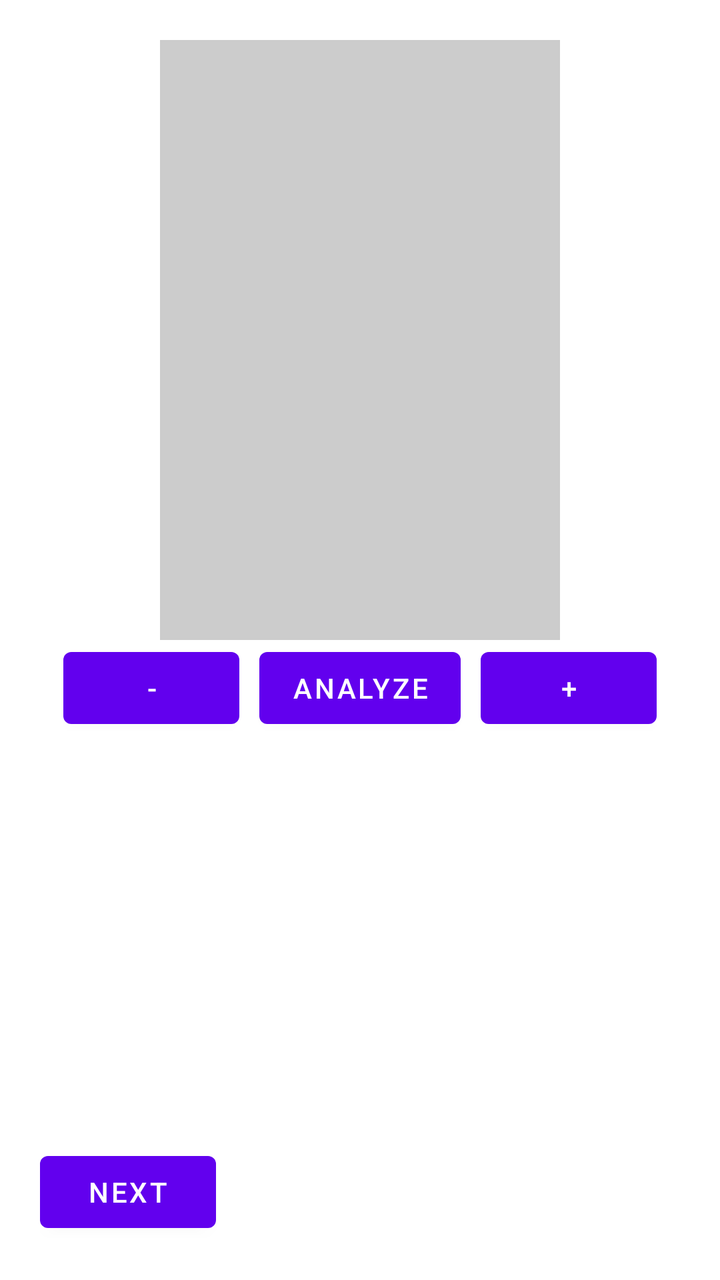
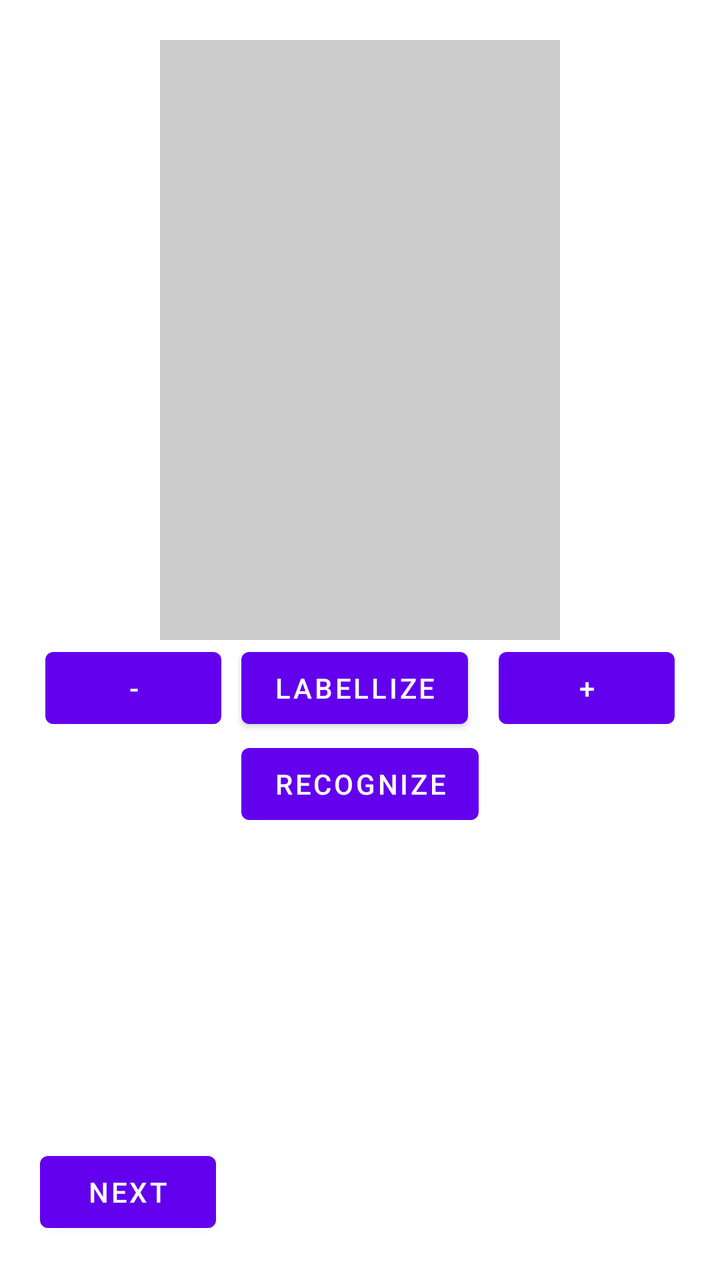

An Android layout rendered at two revisions. The XML below is the earlier revision; the diff shows what the commit changed to produce the second picture.
<!-- AndroidManifest.xml: application theme Theme.PrimofoodProto -->
<!-- res/layout/fragment_first.xml -->
<?xml version="1.0" encoding="utf-8"?>
<LinearLayout xmlns:android="http://schemas.android.com/apk/res/android"
    xmlns:app="http://schemas.android.com/apk/res-auto"
    xmlns:tools="http://schemas.android.com/tools"
    android:layout_width="match_parent"
    android:orientation="vertical"
    android:padding="20dp"
    android:layout_height="match_parent"
    tools:context=".FirstFragment">

    <ImageView
        android:id="@+id/picturePreview"
        android:layout_width="200dp"
        android:scaleType="centerCrop"
        android:background="#33000000"
        android:layout_gravity="center_horizontal"
        android:layout_height="300dp" />

    <LinearLayout
        android:layout_width="wrap_content"
        android:layout_gravity="center_horizontal"
        android:layout_height="wrap_content"
        android:orientation="horizontal">

        <Button
            android:id="@+id/previouspicture"
            android:text="-"
            android:layout_width="wrap_content"
            android:layout_height="wrap_content" />

        <Button
            android:id="@+id/analyze"
            android:text="Analyze"
            android:layout_marginStart="10dp"
            android:layout_marginEnd="10dp"
            android:layout_width="wrap_content"
            android:layout_height="wrap_content" />

        <Button
            android:id="@+id/nextpicture"
            android:text="+"
            android:layout_width="wrap_content"
            android:layout_height="wrap_content" />

    </LinearLayout>

    <View
        android:layout_width="match_parent"
        android:layout_height="0dp"
        android:layout_weight="1" />

    <Button
        android:id="@+id/button_first"
        android:layout_width="wrap_content"
        android:layout_height="wrap_content"
        android:text="@string/next" />
</LinearLayout>
<!-- resources referenced by this layout -->
<resources>
  <string name="next">Next</string>
  <style name="Theme.PrimofoodProto" parent="Theme.MaterialComponents.DayNight.DarkActionBar">
          
          <item name="colorPrimary">@color/purple_500</item>
          <item name="colorPrimaryVariant">@color/purple_700</item>
          <item name="colorOnPrimary">@color/white</item>
          
          <item name="colorSecondary">@color/teal_200</item>
          <item name="colorSecondaryVariant">@color/teal_700</item>
          <item name="colorOnSecondary">@color/black</item>
          
          <item name="android:statusBarColor" tools:targetApi="l">?attr/colorPrimaryVariant</item>
          
      </style>
  <color name="purple_500">#FF6200EE</color>
  <color name="purple_700">#FF3700B3</color>
  <color name="white">#FFFFFFFF</color>
  <color name="teal_200">#FF03DAC5</color>
  <color name="teal_700">#FF018786</color>
  <color name="black">#FF000000</color>
</resources>

<!-- the commit's change to res/layout/fragment_first.xml (unified diff, before → after) -->
@@ -28,13 +28,28 @@
             android:layout_width="wrap_content"
             android:layout_height="wrap_content" />
 
+        <LinearLayout
+            android:layout_width="wrap_content"
+            android:layout_height="wrap_content"
+            android:orientation="vertical">
+
         <Button
-            android:id="@+id/analyze"
-            android:text="Analyze"
+            android:id="@+id/labellize"
+            android:text="Labellize"
             android:layout_marginStart="10dp"
             android:layout_marginEnd="10dp"
             android:layout_width="wrap_content"
             android:layout_height="wrap_content" />
+
+            <Button
+                android:id="@+id/recognize"
+                android:text="Recognize"
+                android:layout_marginStart="10dp"
+                android:layout_marginEnd="10dp"
+                android:layout_width="wrap_content"
+                android:layout_height="wrap_content" />
+
+        </LinearLayout>
 
         <Button
             android:id="@+id/nextpicture"
